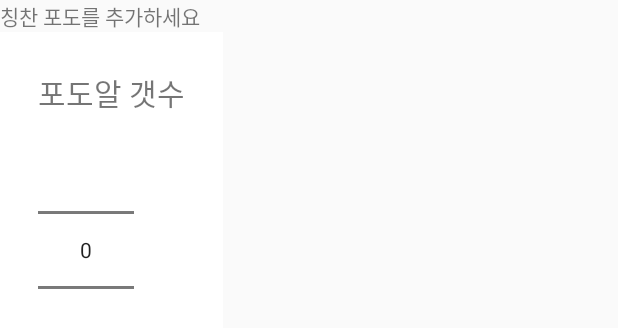
After one commit to racheland/mangobongo, an Android app: the layout add_grape.xml on its own in the app's theme, with its tools: preview values and no code run, on a phone screen of 412 x 824 dp. The commit adds this screen. Shown: the top 328 px of the screen. Run offline under Robolectric (Android 15) with nearby library versions, the phone set to English and light mode, and no system bars.

Commit message:
- 유저네임 설정 팝업창 - 포도 추가 (포도알 설정)팝업창

```diff
--- a/app/src/main/java/com/example/rachel/nicegrape/MainActivity.java
+++ b/app/src/main/java/com/example/rachel/nicegrape/MainActivity.java
@@ -19,6 +19,7 @@ import com.example.rachel.nicegrape.model.Sticker;
 import com.example.rachel.nicegrape.pin.CustomPinActivity;
 import com.example.rachel.nicegrape.setting.SettingActivity;
 import com.example.rachel.nicegrape.sticker.PagerAdapter;
+import com.example.rachel.nicegrape.util.TitleNameDialog;
 import com.rd.PageIndicatorView;
 
 import java.util.ArrayList;
@@ -103,8 +104,6 @@ public class MainActivity extends AppCompatActivity {
 //        intent.putExtra(AppLock.EXTRA_TYPE, AppLock.UNLOCK_PIN);
 //        startActivityForResult(intent, REQUEST_CODE_ENABLE);
 
-        viewPager.setPageTransformer(false, new FadePageTransformer());
-        stickerAddView.setOnTouchListener(new DragTouchListener());
     }
 
     public void onClickSettingButton (View view) {
--- /dev/null
+++ b/app/src/main/res/layout/add_grape.xml
@@ -0,0 +1,39 @@
+<?xml version="1.0" encoding="utf-8"?>
+
+<LinearLayout xmlns:android="http://schemas.android.com/apk/res/android"
+    android:orientation="vertical"
+    android:layout_width="wrap_content"
+    android:layout_height="wrap_content">
+
+    <TextView
+        android:layout_width="match_parent"
+        android:layout_height="wrap_content"
+        android:scaleType="center"
+        android:text="@string/add_grape" />
+
+<RelativeLayout
+    xmlns:android="http://schemas.android.com/apk/res/android"
+    xmlns:tools="http://schemas.android.com/tools"
+    android:id="@+id/rl"
+    android:layout_width="match_parent"
+    android:layout_height="match_parent"
+    android:padding="25dp"
+    tools:context=".MainActivity"
+    android:background="#ffffff"
+    >
+    <TextView
+        android:id="@+id/tv"
+        android:layout_width="wrap_content"
+        android:layout_height="wrap_content"
+        android:textSize="20dp"
+        android:text="@string/num_grape"
+        />
+    <NumberPicker
+        android:id="@+id/number_picker"
+        android:layout_width="wrap_content"
+        android:layout_height="wrap_content"
+        android:layout_below="@id/tv"
+        />
+</RelativeLayout>
+
+</LinearLayout>
--- a/app/src/main/res/layout/splash_activity.xml
+++ b/app/src/main/res/layout/splash_activity.xml
@@ -24,15 +24,15 @@
         <TextView
             android:layout_width="wrap_content"
             android:layout_height="wrap_content"
-            android:text="레이첼"
             android:textColor="@color/name_color"
             android:textSize="25dp"
-            android:id="@+id/name"/>
+            android:id="@+id/username"/>
+
         <TextView
             android:layout_width="wrap_content"
             android:layout_height="wrap_content"
             android:text="@string/intro_welcome"
-            android:layout_toRightOf="@id/name"
+            android:layout_toRightOf="@id/username"
             android:textSize="25dp"/>
 
 
--- a/app/src/main/res/values/strings.xml
+++ b/app/src/main/res/values/strings.xml
@@ -11,6 +11,12 @@
     <string name="open_license"> 오픈 라이선스  </string>
     <string name="left_arrow"><![CDATA[<]]></string>
     <string name="right_arrow"><![CDATA[>]]></string>
+    <string name="user_name">누구의 포도나무 인가요?</string>
+    <string name="naming">이름을 입력하세요</string>
+    <string name="cancel">취 소</string>
+    <string name="confirm">확 인</string>
+    <string name="add_grape">칭찬 포도를 추가하세요</string>
+    <string name="num_grape">포도알 갯수</string>
 
     <string name="hello_world">Hello world!</string>
     <string name="action_settings">Settings</string>
--- a/app/src/main/res/values/styles.xml
+++ b/app/src/main/res/values/styles.xml
@@ -8,4 +8,5 @@
         <item name="colorAccent">@color/colorAccent</item>
     </style>
 
+
 </resources>
```
Also changed, not shown: app/src/main/java/com/example/rachel/nicegrape/SplashActivity.java (+49 -1 lines), app/src/main/java/com/example/rachel/nicegrape/util/NumGrapeDialog.java (added, +57 -0 lines), app/src/main/java/com/example/rachel/nicegrape/util/TitleNameDialog.java (added, +51 -0 lines), app/src/main/res/layout/name_signin.xml (added, +28 -0 lines).
